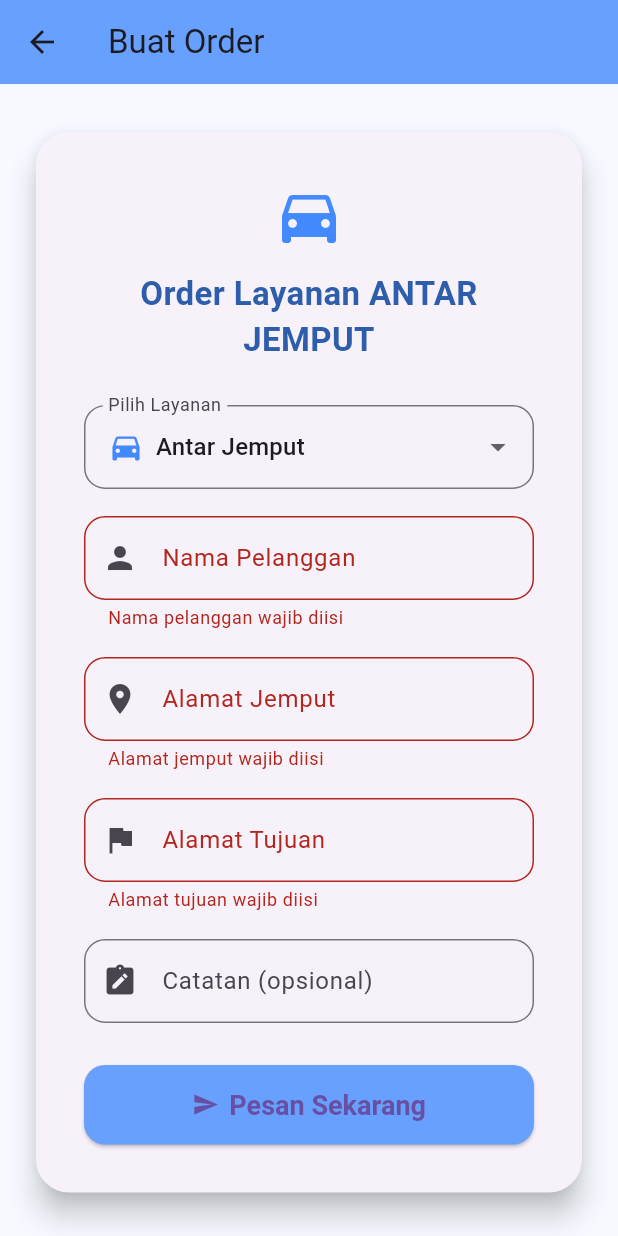
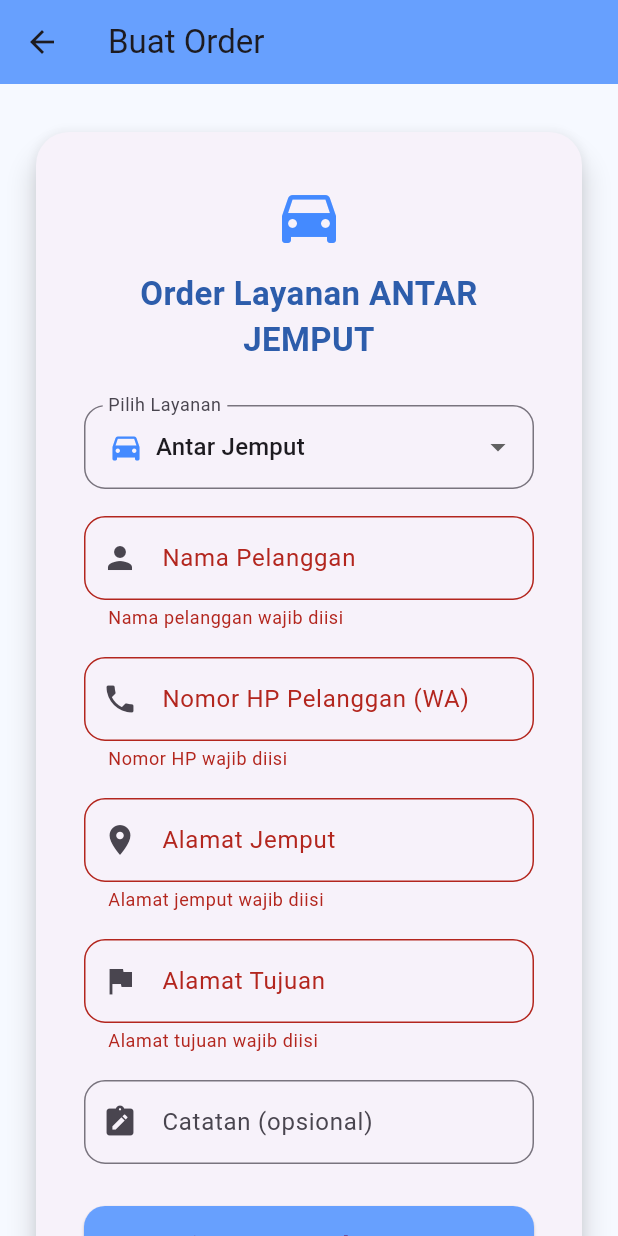
Before and after one commit to farras-ara/gotip, a Flutter app: the OrderPage screen opened by its route, after a tap on "Pesan Sekarang", on a phone screen of 412 x 824 dp. Run offline on Flutter 3.47's test engine with Material 3 defaults, Android fonts, the phone set to English and light mode, and no system bars; our stand-ins replace firebase_core, firebase_messaging, flutter_bloc; accounts and stored records are empty.

```diff
--- a/lib/models/order_model.dart
+++ b/lib/models/order_model.dart
@@ -1,3 +1,5 @@
+// lib/models/order_model.dart (KODE LENGKAP)
+
 class User {
   String _userName;
   String _role;
@@ -24,6 +26,7 @@ class Order {
   DateTime date;
   User user;
   String customerName;
+  String customerPhone; // <-- INI TAMBAHANNYA
   String status;
 
   Order({
@@ -34,6 +37,7 @@ class Order {
     required this.date,
     required this.user,
     required this.customerName,
+    required this.customerPhone, // <-- INI TAMBAHANNYA
     this.status = "pending",
   }) : id = DateTime.now().millisecondsSinceEpoch.toString(); // ID Unik Otomatis
 }
--- a/lib/pages/order_page.dart
+++ b/lib/pages/order_page.dart
@@ -1,4 +1,7 @@
+// lib/pages/order_page.dart (KODE LENGKAP)
+
 import 'package:flutter/material.dart';
+import 'package:flutter/services.dart'; // <-- Import baru
 import 'package:flutter_bloc/flutter_bloc.dart';
 import '../models/order_model.dart';
 import '../cubit/order_cubit.dart';
@@ -20,6 +23,7 @@ class OrderPage extends StatefulWidget {
 class _OrderPageState extends State<OrderPage> {
   late String selectedService;
   final customerNameController = TextEditingController();
+  final customerPhoneController = TextEditingController(); // <-- TAMBAHAN BARU
   final pickupController = TextEditingController();
   final destinationController = TextEditingController();
   final itemController = TextEditingController();
@@ -33,6 +37,20 @@ class _OrderPageState extends State<OrderPage> {
     super.initState();
     selectedService = widget.initialService ?? "Antar Jemput";
   }
+
+  // --- TAMBAHAN BARU: Dispose controllers ---
+  @override
+  void dispose() {
+    customerNameController.dispose();
+    customerPhoneController.dispose(); // <-- TAMBAHAN BARU
+    pickupController.dispose();
+    destinationController.dispose();
+    itemController.dispose();
+    surveyLocationController.dispose();
+    noteController.dispose();
+    super.dispose();
+  }
+  // --- SELESAI TAMBAHAN ---
 
   @override
   Widget build(BuildContext context) {
@@ -64,6 +82,7 @@ class _OrderPageState extends State<OrderPage> {
                   child: Column(
                     mainAxisSize: MainAxisSize.min,
                     children: [
+                      // ... (Icon, Judul, Dropdown tetap sama) ...
                       Icon(
                         serviceIcons[selectedService],
                         color: Colors.blueAccent,
@@ -115,7 +134,38 @@ class _OrderPageState extends State<OrderPage> {
                         validator: (v) =>
                             v == null || v.isEmpty ? "Nama pelanggan wajib diisi" : null,
                       ),
+
+                      // --- TAMBAHAN BARU (KOLOM NO HP) DIMULAI DI SINI ---
                       const SizedBox(height: 18),
+                      TextFormField(
+                        controller: customerPhoneController,
+                        decoration: InputDecoration(
+                          labelText: "Nomor HP Pelanggan (WA)",
+                          prefixIcon: const Icon(Icons.phone),
+                          hintText: "Contoh: 08123456789",
+                          border: OutlineInputBorder(
+                            borderRadius: BorderRadius.circular(14),
+                          ),
+                        ),
+                        keyboardType: TextInputType.phone,
+                        inputFormatters: [
+                          FilteringTextInputFormatter.digitsOnly, // Hanya angka
+                        ],
+                        validator: (v) {
+                          if (v == null || v.isEmpty) {
+                            return "Nomor HP wajib diisi";
+                          }
+                          if (v.length < 9) {
+                            return "Nomor HP tidak valid";
+                          }
+                          return null;
+                        },
+                      ),
+                      // --- TAMBAHAN BARU (KOLOM NO HP) SELESAI ---
+
+                      const SizedBox(height: 18),
+
+                      // ... (Form input lain tetap sama) ...
                       if (selectedService == "Antar Jemput") ...[
                         TextFormField(
                           controller: pickupController,
@@ -144,8 +194,6 @@ class _OrderPageState extends State<OrderPage> {
                         ),
                         const SizedBox(height: 18),
                       ],
-
-
                       if (selectedService == "Titip/Beli Barang") ...[
                         TextFormField(
                           controller: itemController,
@@ -187,8 +235,6 @@ class _OrderPageState extends State<OrderPage> {
                         ),
                         const SizedBox(height: 18),
                       ],
-
-
                       if (selectedService == "Bantu Survei Kost") ...[
                         TextFormField(
                           controller: surveyLocationController,
@@ -217,7 +263,6 @@ class _OrderPageState extends State<OrderPage> {
                         ),
                         const SizedBox(height: 18),
                       ],
-
                       TextFormField(
                         controller: noteController,
                         decoration: InputDecoration(
@@ -231,6 +276,8 @@ class _OrderPageState extends State<OrderPage> {
                         maxLines: 3,
                       ),
                       const SizedBox(height: 28),
+
+                      // ... (Tombol ElevatedButton) ...
                       SizedBox(
                         width: double.infinity,
                         child: ElevatedButton.icon(
@@ -249,6 +296,7 @@ class _OrderPageState extends State<OrderPage> {
                           onPressed: () {
                             if (_formKey.currentState!.validate()) {
 
+                              // ... (Logika string pickup/destination tetap sama) ...
                               String pickup = "";
                               String destination = "";
                               String note = noteController.text;
@@ -265,7 +313,7 @@ class _OrderPageState extends State<OrderPage> {
                                 destination = destinationController.text;
                               }
 
-
+                              // --- PERBARUI PEMBUATAN OBJEK ORDER ---
                               final order = Order(
                                 service: selectedService,
                                 pickup: pickup,
@@ -274,7 +322,9 @@ class _OrderPageState extends State<OrderPage> {
                                 date: DateTime.now(),
                                 user: widget.user,
                                 customerName: customerNameController.text,
+                                customerPhone: customerPhoneController.text, // <-- TAMBAHAN BARU
                               );
+                              // --- SELESAI PERBARUAN ---
 
                               context.read<OrderCubit>().addOrder(order);
                               Navigator.pushReplacementNamed(context, '/customers');
--- a/pubspec.yaml
+++ b/pubspec.yaml
@@ -14,6 +14,7 @@ dependencies:
   google_maps_flutter: ^2.6.1
   cupertino_icons: ^1.0.8
   flutter_bloc: ^8.1.3
+  url_launcher: ^6.2.6
 
   google_fonts: ^6.2.1
   http: ^1.2.0
```
Also changed, not shown: lib/pages/customer_page.dart (+61 -11 lines), pubspec.lock, 5 other files.
